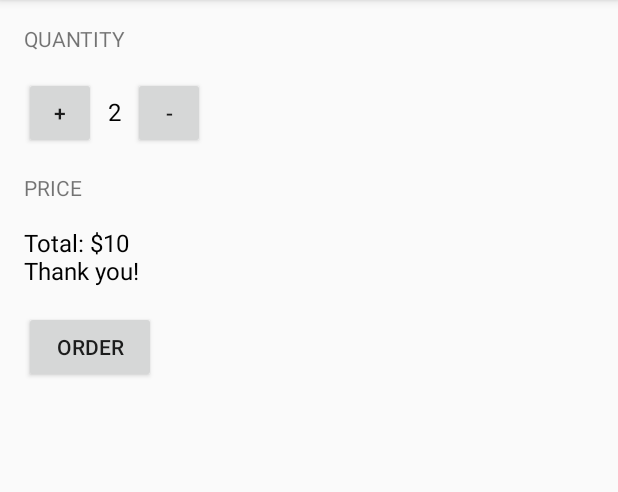
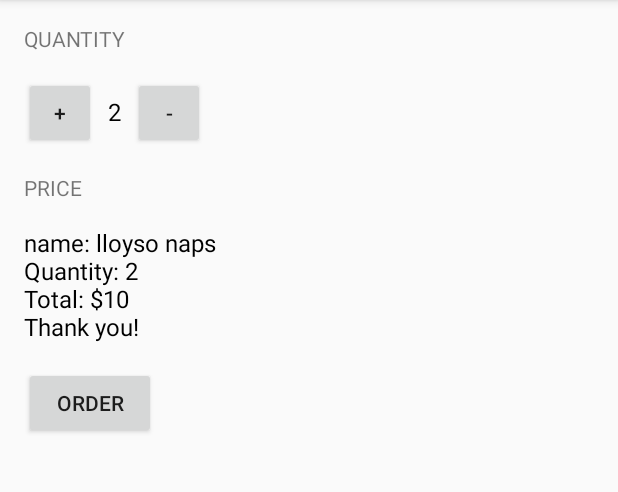
Before and after one commit to uviyolab-udcit/JustJava, an Android app: the screen it shows after launch (MainActivity), after a tap on "ORDER", on a phone screen of 412 x 824 dp, the part 84-576 px from its top. Run offline under Robolectric (Android 15) with nearby library versions, the phone set to English and light mode, and no system bars.

Commit message:
Add files via upload

```diff
--- a/app/src/main/java/com/example/android/justjava/MainActivity.java
+++ b/app/src/main/java/com/example/android/justjava/MainActivity.java
@@ -41,8 +41,7 @@ public class MainActivity extends AppCompatActivity {
      */
     public void submitOrder(View view) {
         int price = calculatePrice();
-        String priceMessage = "Total: $" + price;
-        priceMessage = priceMessage + "\nThank you!";
+        String priceMessage = createOrderSummary(price);
         displayMessage(priceMessage);
     }
 
@@ -52,8 +51,16 @@ public class MainActivity extends AppCompatActivity {
      * @return total price
      */
     private int calculatePrice() {
-        int price = quantity * 5;
-        return  price;
+        return quantity * 5;
+
+    }
+
+    private String createOrderSummary(int price){
+        String priceMessage = "name: lloyso naps";
+        priceMessage += "\nQuantity: " + quantity;
+        priceMessage += "\nTotal: $" + price;
+        priceMessage += "\nThank you!";
+        return priceMessage;
     }
 
     /**
```
